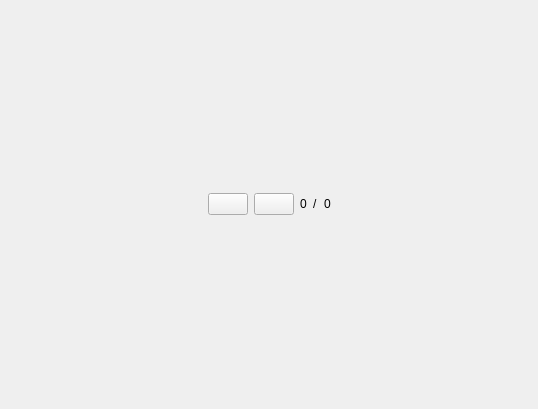
The window that ui/PrintMediaForm.ui (dmzdev/stance) describes before a commit, drawn with Qt 5.
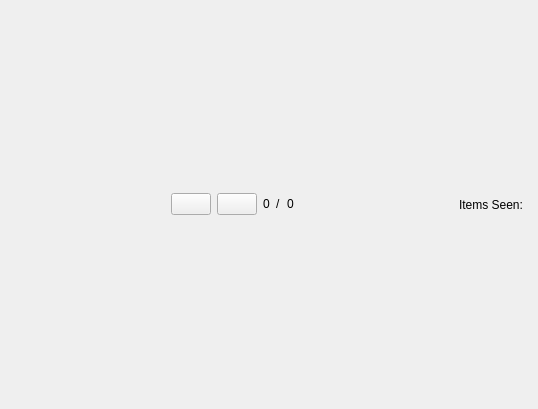
The same window after the commit.

Commit message: - Added code to show user how much media he hasn't seen.

What changed in the file:
```diff
--- a/ui/PrintMediaForm.ui
+++ b/ui/PrintMediaForm.ui
@@ -115,6 +115,13 @@
          </property>
         </spacer>
        </item>
+       <item>
+        <widget class="QLabel" name="unseenItemsLabel">
+         <property name="text">
+          <string>Items Seen: </string>
+         </property>
+        </widget>
+       </item>
       </layout>
      </item>
     </layout>
```
The commit also changes 2 other files.
